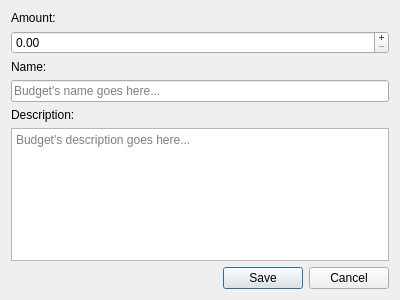
Above: ui/editors/budgeteditor.ui from koromodako/picsou before the change. Below: the same form after it.
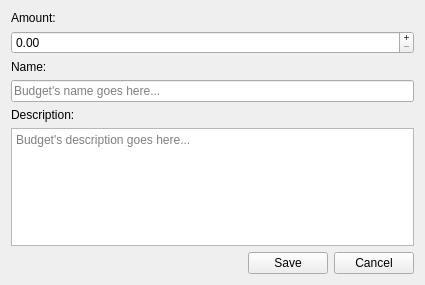
That is the form after the change. Icons and pictures are not drawn.

The edit to the form file:
```diff
--- a/ui/editors/budgeteditor.ui
+++ b/ui/editors/budgeteditor.ui
@@ -6,10 +6,16 @@
    <rect>
     <x>0</x>
     <y>0</y>
-    <width>400</width>
-    <height>300</height>
+    <width>425</width>
+    <height>285</height>
    </rect>
   </property>
+  <property name="sizePolicy">
+   <sizepolicy hsizetype="Maximum" vsizetype="Maximum">
+    <horstretch>0</horstretch>
+    <verstretch>0</verstretch>
+   </sizepolicy>
+  </property>
   <property name="windowTitle">
    <string>Form</string>
   </property>
@@ -69,11 +75,56 @@
     </widget>
    </item>
    <item>
-    <widget class="QDialogButtonBox" name="buttons">
-     <property name="standardButtons">
-      <set>QDialogButtonBox::Cancel|QDialogButtonBox::Save</set>
+    <spacer name="verticalSpacer">
+     <property name="orientation">
+      <enum>Qt::Vertical</enum>
      </property>
-    </widget>
+     <property name="sizeHint" stdset="0">
+      <size>
+       <width>20</width>
+       <height>0</height>
+      </size>
+     </property>
+    </spacer>
+   </item>
+   <item>
+    <layout class="QHBoxLayout" name="horizontalLayout">
+     <item>
+      <spacer name="hspacer">
+       <property name="orientation">
+        <enum>Qt::Horizontal</enum>
+       </property>
+       <property name="sizeHint" stdset="0">
+        <size>
+         <width>40</width>
+         <height>20</height>
+        </size>
+       </property>
+      </spacer>
+     </item>
+     <item>
+      <widget class="QPushButton" name="save">
+       <property name="text">
+        <string>Save</string>
+       </property>
+       <property name="icon">
+        <iconset resource="../../picsou.qrc">
+         <normaloff>:/resources/MaterialDesign-SVG/svg/check.svg</normaloff>:/resources/MaterialDesign-SVG/svg/check.svg</iconset>
+       </property>
+      </widget>
+     </item>
+     <item>
+      <widget class="QPushButton" name="cancel">
+       <property name="text">
+        <string>Cancel</string>
+       </property>
+       <property name="icon">
+        <iconset resource="../../picsou.qrc">
+         <normaloff>:/resources/MaterialDesign-SVG/svg/cancel.svg</normaloff>:/resources/MaterialDesign-SVG/svg/cancel.svg</iconset>
+       </property>
+      </widget>
+     </item>
+    </layout>
    </item>
   </layout>
  </widget>
```
Left out of the diff: 7 changed lines with no effect on the pictures.
